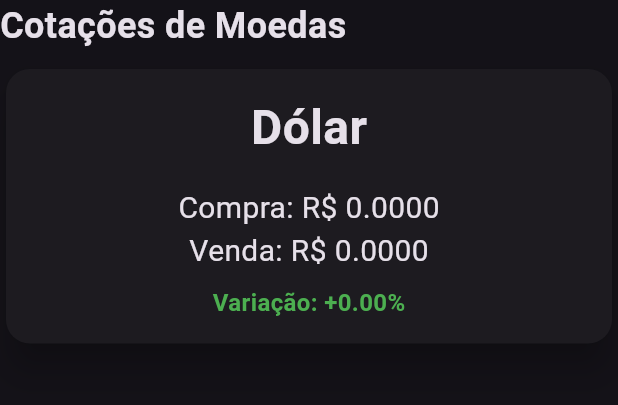
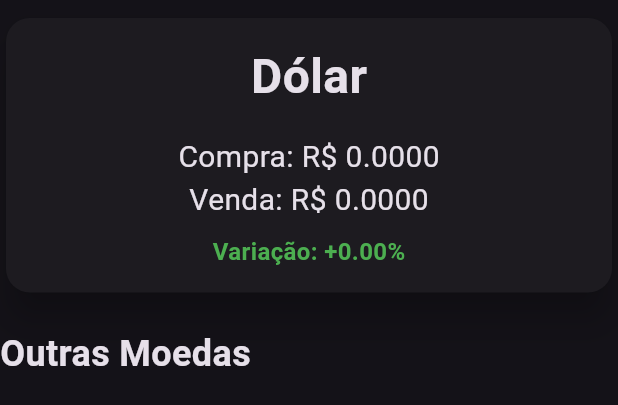
Before and after one commit to brunojamelli/app_cotacoes, a Flutter app: the MoedasSection widget shown alone on an empty page, opened directly with empty values, on a phone screen of 412 x 824 dp. Shown: the top 405 px of the screen. Run offline on Flutter 3.47's test engine with Material 3 defaults, Android fonts, the phone set to English and light mode, and no system bars; network calls fail.

Commit message:
feat: alteração na estrutura do widget moedas_section

```diff
--- a/lib/utils/variacao_utils.dart
+++ b/lib/utils/variacao_utils.dart
@@ -17,7 +17,7 @@ class VariacaoUtils {
     } else {
       return {
         'color': Colors.red,
-        'symbol': '-',
+        'symbol': '',
       };
     }
   }
--- a/lib/widgets/moedas_section.dart
+++ b/lib/widgets/moedas_section.dart
@@ -10,7 +10,6 @@ class MoedasSection extends StatelessWidget {
 
   @override
   Widget build(BuildContext context) {
-    // Encontra a cotação do dolar
     final dolar = cotacoes.firstWhere(
       (cotacao) => cotacao.codigo == 'USD',
       orElse: () => Cotacao(
@@ -22,22 +21,29 @@ class MoedasSection extends StatelessWidget {
       ),
     );
 
-    // Filtra as outras moedas
     final outrasMoedas = cotacoes.where((cotacao) => cotacao.codigo != 'USD').toList();
 
     return Column(
       crossAxisAlignment: CrossAxisAlignment.start,
       children: [
+        // const Text(
+        //   'Cotações de Moedas',
+        //   style: TextStyle(
+        //     fontSize: 24,
+        //     fontWeight: FontWeight.bold,
+        //   ),
+        // ),
+        const SizedBox(height: 8),
+        DolarCard(dolar: dolar),
+        const SizedBox(height: 20),
         const Text(
-          'Cotações de Moedas',
+          'Outras Moedas',
           style: TextStyle(
             fontSize: 24,
             fontWeight: FontWeight.bold,
           ),
         ),
         const SizedBox(height: 8),
-        DolarCard(dolar: dolar),
-        const SizedBox(height: 20),
         SingleChildScrollView(
           scrollDirection: Axis.horizontal,
           child: Row(
```
